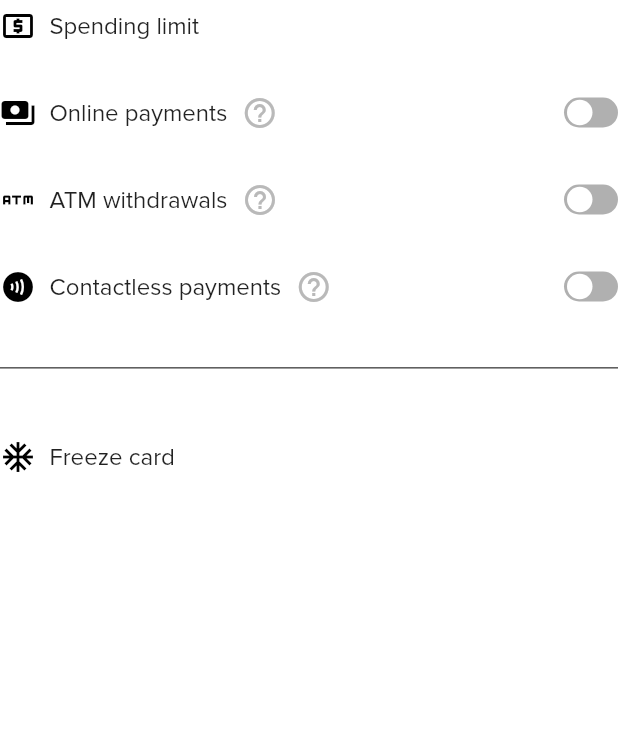
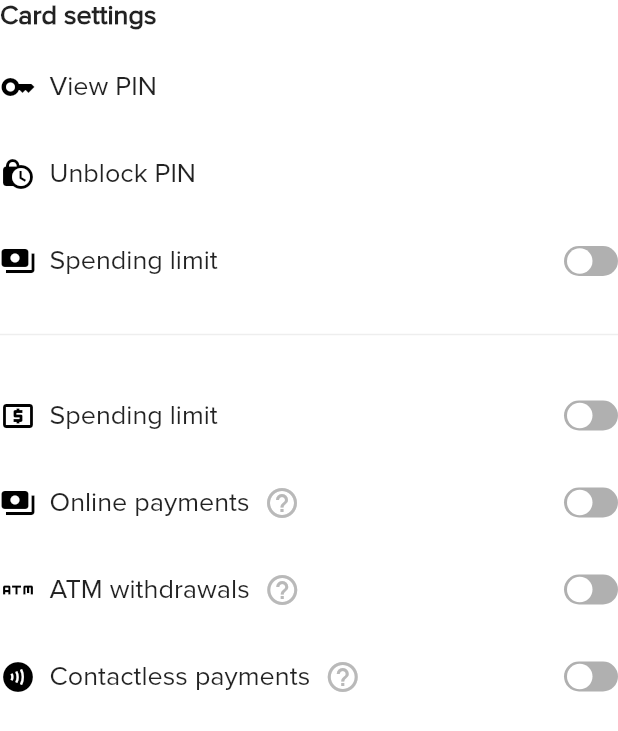
Before and after one commit to ivoryio/Ivory, a Flutter app: the _CardDetailsOptions widget shown alone on an empty page, opened directly with empty values, on a phone screen of 412 x 824 dp. Shown: the top 731 px of the screen. Run offline on Flutter 3.47's test engine with Material 2 defaults, Android fonts, the phone set to English and light mode, and no system bars; drawn by our look-alikes of flutter_platform_widgets, flutter_switch; our stand-ins replace bloc, dotted_border, equatable, fl_chart, flutter_bloc, flutter_dotenv and 5 more; missing offline and left inert: amazon_cognito_identity_dart_2; accounts and stored records are empty.

Commit message:
Add all options in card details screen

```diff
--- a/lib/screens/wallet/card_details_screen.dart
+++ b/lib/screens/wallet/card_details_screen.dart
@@ -101,13 +101,47 @@ class __CardDetailsOptionsState extends State<_CardDetailsOptions> {
   @override
   Widget build(BuildContext context) {
     final optionWidgets = [
+      const Column(
+        crossAxisAlignment: CrossAxisAlignment.start,
+        children: [
+          Text(
+            'Card settings',
+            textAlign: TextAlign.left,
+            style: TextStyle(
+              fontSize: 18,
+              height: 1.2,
+              fontWeight: FontWeight.w600,
+            ),
+          ),
+        ],
+      ),
+      const SizedBox(height: 19),
       SpacedColumn(
         space: 29,
         children: [
           const _CardOptionColumns(
+            icon: Icons.key,
+            fieldName: 'View PIN',
+            visibleSwitch: false,
+          ),
+          const _CardOptionColumns(
+            icon: Icons.lock_clock,
+            fieldName: 'Unblock PIN',
+            visibleSwitch: false,
+          ),
+          const _CardOptionColumns(
+            icon: Icons.payments,
+            fieldName: 'Spending limit',
+            visibleSwitch: true,
+          ),
+          const Divider(
+            color: Color(0xFFEEEEEE),
+            thickness: 1,
+          ),
+          const _CardOptionColumns(
             icon: Icons.local_atm,
             fieldName: 'Spending limit',
-            visibleSwitch: false,
+            visibleSwitch: true,
           ),
           _CardOptionColumns(
             icon: Icons.payments,
@@ -136,9 +170,9 @@ class __CardDetailsOptionsState extends State<_CardDetailsOptions> {
                     'You can use your card to pay contactless. You can also disable this option.'),
             visibleSwitch: true,
           ),
-          Divider(
-            color: Theme.of(context).primaryColor,
-            height: 26.5,
+          const Divider(
+            color: Color(0xFFEEEEEE),
+            thickness: 1,
           ),
           if (widget.card.status == DebitCardStatus.ACTIVE)
             GestureDetector(
@@ -178,7 +212,7 @@ class __CardDetailsOptionsState extends State<_CardDetailsOptions> {
     return Container(
       height: (MediaQuery.of(context).size.height * 0.8) - 174,
       child: ListView.separated(
-        separatorBuilder: (context, index) => const SizedBox(height: 10),
+        separatorBuilder: (context, index) => const SizedBox(height: 0),
         itemCount: optionWidgets.length,
         itemBuilder: (context, index) => optionWidgets[index],
         physics: const AlwaysScrollableScrollPhysics(),
@@ -247,7 +281,8 @@ class _CardOptionName extends StatelessWidget {
     return Text(name,
         textAlign: TextAlign.left,
         style: const TextStyle(
-          fontSize: 16,
+          fontSize: 18,
+          height: 1.19,
           fontWeight: FontWeight.w400,
         ));
   }
```
Also changed, not shown: 1 other file.
